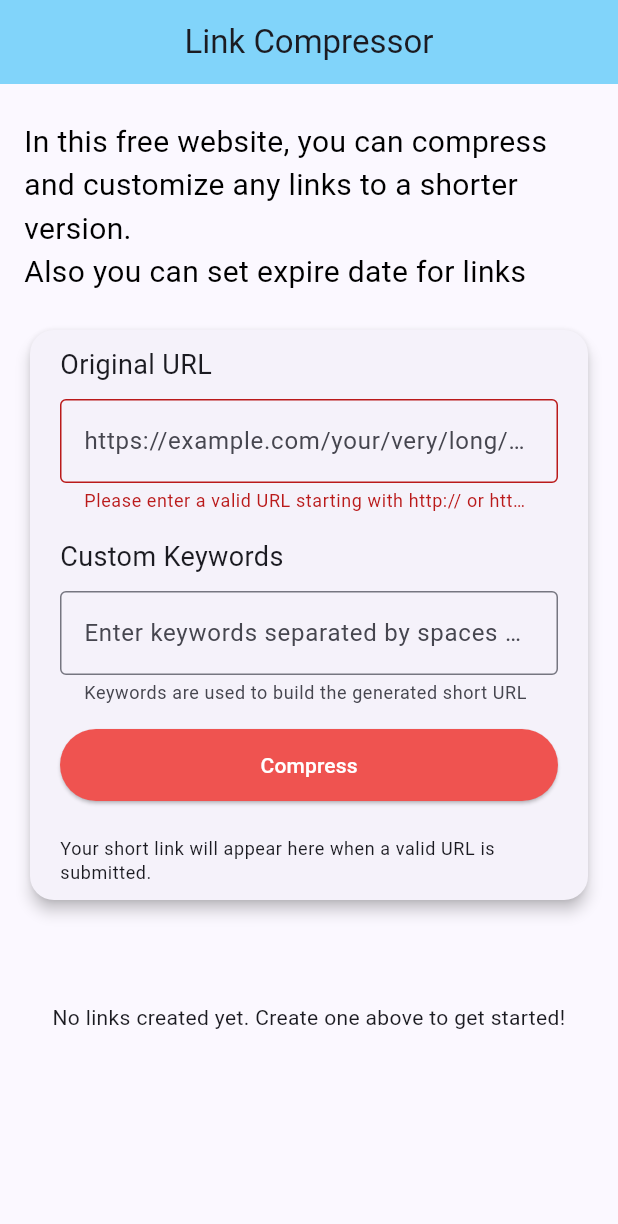
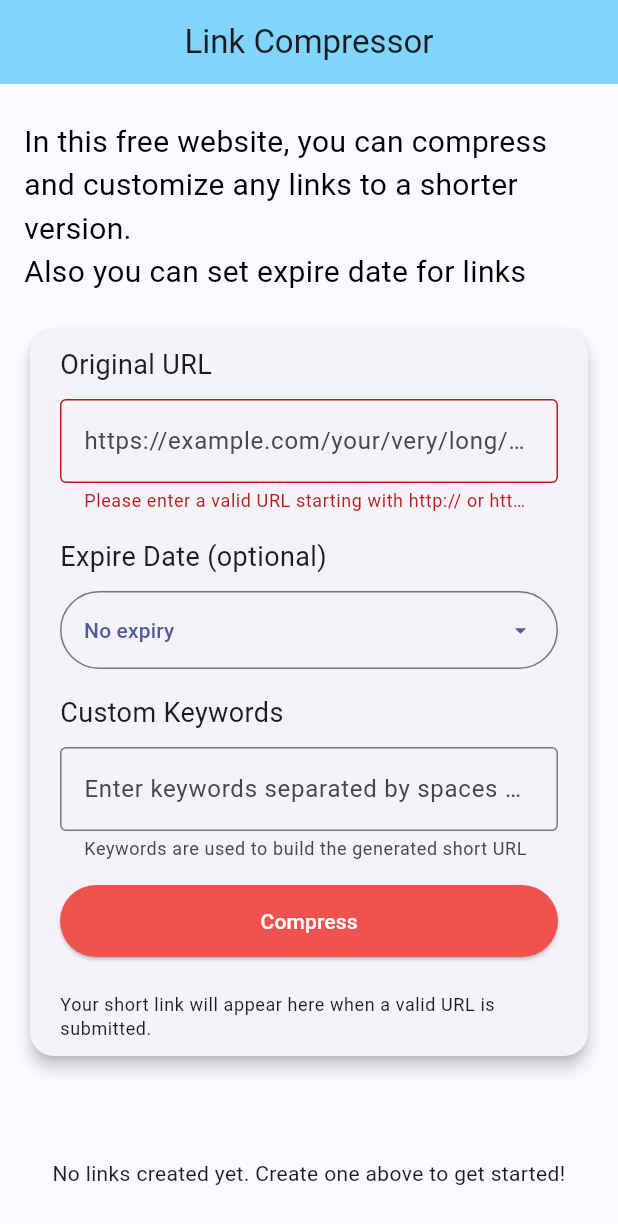
Before and after one commit to LegendHadi/Link-Compressor, a Flutter app: the screen it shows after launch, after a tap on "Compress", on a phone screen of 412 x 824 dp. Shown: the top 1224 px of the screen. Run offline on Flutter 3.47's test engine with Material 3 defaults, Android fonts, the phone set to English and light mode, and no system bars; our stand-ins replace shared_preferences.

Commit message:
Add expire date

```diff
--- a/lib/main.dart
+++ b/lib/main.dart
@@ -28,11 +28,15 @@ class LinkItem {
   final String originalUrl;
   final String shortLink;
   final DateTime createdAt;
+  final String? expiresLabel;
+  final DateTime? expiresAt;
 
   LinkItem({
     required this.originalUrl,
     required this.shortLink,
     required this.createdAt,
+    this.expiresLabel,
+    this.expiresAt,
   });
 
   Map<String, dynamic> toJson() {
@@ -40,6 +44,8 @@ class LinkItem {
       'originalUrl': originalUrl,
       'shortLink': shortLink,
       'createdAt': createdAt.toIso8601String(),
+      'expiresLabel': expiresLabel,
+      'expiresAt': expiresAt?.toIso8601String(),
     };
   }
 
@@ -48,6 +54,10 @@ class LinkItem {
       originalUrl: json['originalUrl'] as String,
       shortLink: json['shortLink'] as String,
       createdAt: DateTime.parse(json['createdAt'] as String),
+      expiresLabel: json['expiresLabel'] as String?,
+      expiresAt: json['expiresAt'] != null
+          ? DateTime.parse(json['expiresAt'] as String)
+          : null,
     );
   }
 }
@@ -70,6 +80,17 @@ class _MyHomePageState extends State<MyHomePage> {
   bool _copied = false;
   final List<LinkItem> _allLinks = [];
   String _searchQuery = '';
+
+  String _selectedExpireLabel = 'No expiry';
+  Duration? _selectedExpireDuration;
+
+  static final List<Map<String, dynamic>> _expireOptions = [
+    {'label': '1 hour', 'duration': Duration(hours: 1)},
+    {'label': '1 day', 'duration': Duration(days: 1)},
+    {'label': '3 days', 'duration': Duration(days: 3)},
+    {'label': '1 week', 'duration': Duration(days: 7)},
+    {'label': '1 month', 'duration': Duration(days: 30)},
+  ];
 
   @override
   void initState() {
@@ -106,11 +127,17 @@ class _MyHomePageState extends State<MyHomePage> {
     final keywordsText = _keywordsController.text.trim();
     final token = _generateToken(validated, keywordsText);
     final shortLink = _buildShortLink(token, keywordsText);
+    final expiresAt = _selectedExpireDuration == null
+        ? null
+        : DateTime.now().add(_selectedExpireDuration!);
 
     final newLink = LinkItem(
       originalUrl: validated.toString(),
       shortLink: shortLink,
       createdAt: DateTime.now(),
+      expiresLabel:
+          _selectedExpireLabel == 'No expiry' ? null : _selectedExpireLabel,
+      expiresAt: expiresAt,
     );
 
     setState(() {
@@ -244,6 +271,54 @@ class _MyHomePageState extends State<MyHomePage> {
     await prefs.setString(_prefsKey, encoded);
   }
 
+  Future<void> _showExpireOptions(BuildContext context) async {
+    final button = context.findRenderObject() as RenderBox;
+    final overlay = Overlay.of(context).context.findRenderObject() as RenderBox;
+    final topRight = button.localToGlobal(button.size.topRight(Offset.zero),
+        ancestor: overlay);
+    final position = RelativeRect.fromLTRB(
+      topRight.dx,
+      topRight.dy,
+      overlay.size.width - topRight.dx,
+      overlay.size.height -
+          button.localToGlobal(Offset.zero, ancestor: overlay).dy,
+    );
+
+    final selected = await showMenu<String>(
+      context: context,
+      position: position,
+      items: [
+        ..._expireOptions.map((option) {
+          return PopupMenuItem<String>(
+            value: option['label'] as String,
+            child: Text(option['label'] as String),
+          );
+        }),
+        const PopupMenuItem<String>(
+          value: 'No expiry',
+          child: Text('No expiry'),
+        ),
+      ],
+    );
+
+    if (selected == null) {
+      return;
+    }
+
+    setState(() {
+      _selectedExpireLabel = selected;
+      if (selected == 'No expiry') {
+        _selectedExpireDuration = null;
+      } else {
+        final option = _expireOptions.firstWhere(
+          (option) => option['label'] == selected,
+          orElse: () => _expireOptions[0],
+        );
+        _selectedExpireDuration = option['duration'] as Duration;
+      }
+    });
+  }
+
   @override
   Widget build(BuildContext context) {
     final filteredLinks = _getFilteredLinks();
@@ -300,6 +375,34 @@ class _MyHomePageState extends State<MyHomePage> {
                                 ),
                                 onSubmitted: (_) =>
                                     FocusScope.of(context).nextFocus(),
+                              ),
+                              const SizedBox(height: 16),
+                              const Text(
+                                'Expire Date (optional)',
+                                style: TextStyle(fontSize: 18),
+                              ),
+                              const SizedBox(height: 10),
+                              Builder(
+                                builder: (buttonContext) {
+                                  return OutlinedButton(
+                                    style: OutlinedButton.styleFrom(
+                                      padding: const EdgeInsets.symmetric(
+                                          vertical: 16, horizontal: 16),
+                                      alignment: Alignment.centerLeft,
+                                    ),
+                                    onPressed: () async {
+                                      await _showExpireOptions(buttonContext);
+                                    },
+                                    child: Row(
+                                      mainAxisAlignment:
+                                          MainAxisAlignment.spaceBetween,
+                                      children: [
+                                        Text(_selectedExpireLabel),
+                                        const Icon(Icons.arrow_drop_down),
+                                      ],
+                                    ),
+                                  );
+                                },
                               ),
                               const SizedBox(height: 16),
                               const Text(
@@ -367,6 +470,14 @@ class _MyHomePageState extends State<MyHomePage> {
                                     ),
                                   ],
                                 ),
+                                const SizedBox(height: 8),
+                                Text(
+                                  _selectedExpireLabel == 'No expiry'
+                                      ? 'No expiration configured.'
+                                      : 'Expires in $_selectedExpireLabel.',
+                                  style: Theme.of(context).textTheme.bodySmall,
+                                ),
+                                const SizedBox(height: 6),
                                 Text(
                                   _copied
                                       ? 'Copied!'
@@ -452,7 +563,6 @@ class _MyHomePageState extends State<MyHomePage> {
                                             .textTheme
                                             .bodySmall,
                                         maxLines: 2,
-                                        // overflow: TextOverflow.ellipsis,
                                       ),
                                       const SizedBox(height: 4),
                                       Text(
@@ -464,6 +574,18 @@ class _MyHomePageState extends State<MyHomePage> {
                                               color: Colors.grey,
                                             ),
                                       ),
+                                      if (link.expiresLabel != null) ...[
+                                        const SizedBox(height: 2),
+                                        Text(
+                                          'Expires: ${link.expiresLabel}',
+                                          style: Theme.of(context)
+                                              .textTheme
+                                              .bodySmall
+                                              ?.copyWith(
+                                                color: Colors.grey[700],
+                                              ),
+                                        ),
+                                      ],
                                     ],
                                   ),
                                   trailing: PopupMenuButton(
```
